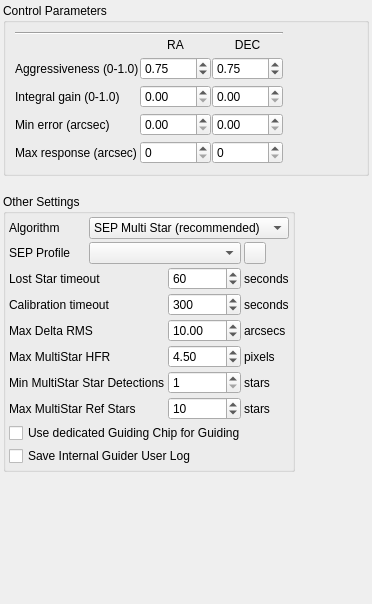
This is kstars/ekos/guide/opsguide.ui in KDE/kstars as Qt 5 draws it before an edit. The edited form follows.
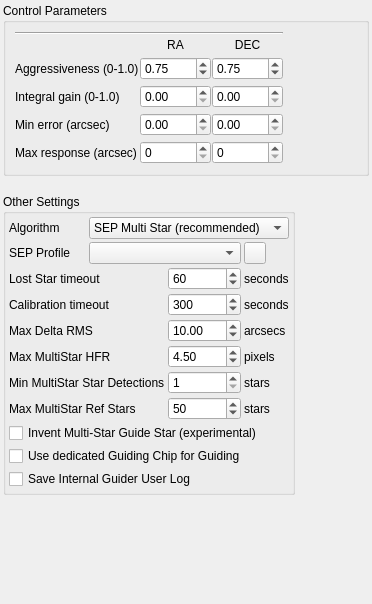
This is the edited form.

Commit message: Add option to always invent the guidestar in MultiStar guiding.

The edit to the form file:
```diff
--- a/kstars/ekos/guide/opsguide.ui
+++ b/kstars/ekos/guide/opsguide.ui
@@ -415,7 +415,20 @@
           </property>
          </widget>
         </item>
-        <item row="10" column="0" colspan="4">
+        <item row="9" column="0" colspan="4">
+         <widget class="QCheckBox" name="kcfg_AlwaysInventGuideStar">
+          <property name="enabled">
+           <bool>true</bool>
+          </property>
+          <property name="toolTip">
+           <string>&lt;html&gt;&lt;head/&gt;&lt;body&gt;&lt;p&gt;If checked we try to be more resiliant to double stars by inventing a guide star position from the multi-star references.&lt;/p&gt;&lt;/body&gt;&lt;/html&gt;</string>
+          </property>
+          <property name="text">
+           <string>Invent Multi-Star Guide Star (experimental)</string>
+          </property>
+         </widget>
+        </item>
+        <item row="11" column="0" colspan="4">
          <widget class="QCheckBox" name="kcfg_SaveGuideLog">
           <property name="enabled">
            <bool>true</bool>
@@ -556,7 +569,7 @@
            <number>1</number>
           </property>
           <property name="value">
-           <number>10</number>
+           <number>50</number>
           </property>
          </widget>
         </item>
@@ -596,7 +609,7 @@
           </property>
          </widget>
         </item>
-        <item row="9" column="0" colspan="4">
+        <item row="10" column="0" colspan="4">
          <widget class="QCheckBox" name="kcfg_UseGuideHead">
           <property name="toolTip">
            <string>&lt;html&gt;&lt;head/&gt;&lt;body&gt;&lt;p&gt;If the camera used for guiding has a dedicated guiding chip, you can decide which of the camera chips should be used for guiding: the primary chip or the guiding chip.&lt;/p&gt;&lt;p&gt;For cameras that have only one chip, this option is ignored.&lt;/p&gt;&lt;/body&gt;&lt;/html&gt;</string>
```
The commit also changes 5 other files.
